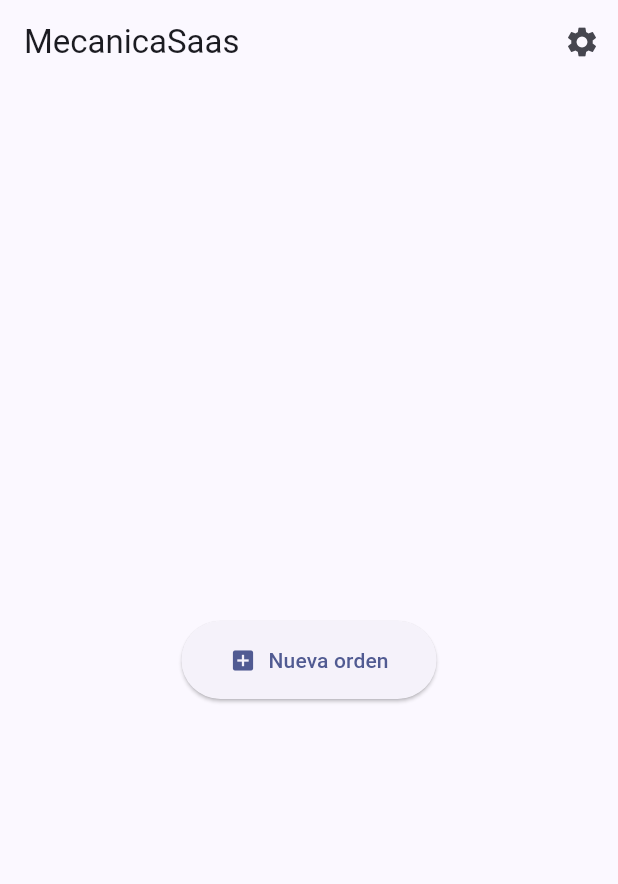
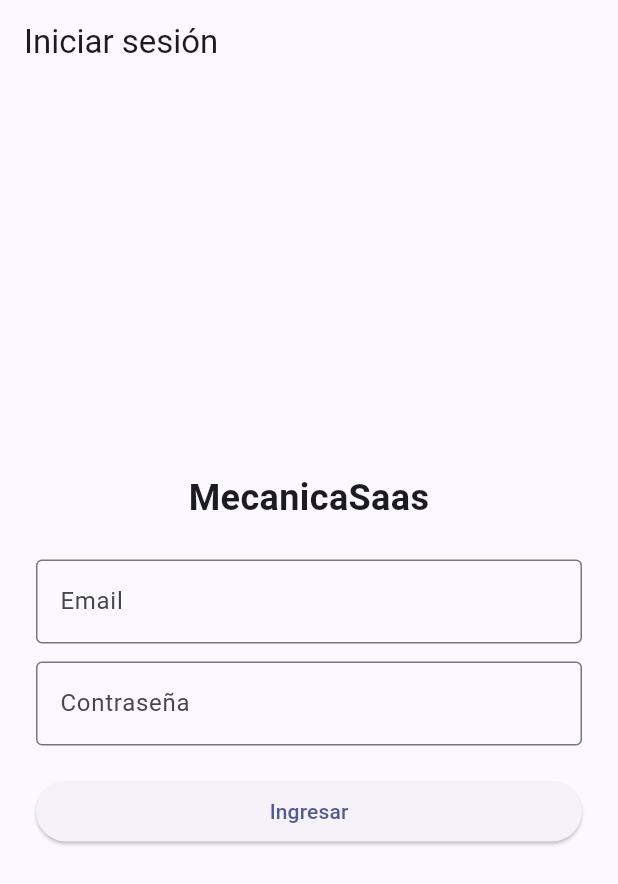
Before and after one commit to jhonatanT04/GestionMecanica, a Flutter app: the screen it shows after launch, on a phone screen of 412 x 824 dp. Shown: the top 884 px of the screen. Run offline on Flutter 3.47's test engine with Material 3 defaults, Android fonts, the phone set to English and light mode, and no system bars; our stand-ins replace image_picker, shared_preferences; missing offline and left inert: google_mlkit_text_recognition.

Commit message:
feat: implementa autenticación y gestión de sesión con login, incluyendo persistencia y manejo de errores

```diff
--- a/appmovil/lib/main.dart
+++ b/appmovil/lib/main.dart
@@ -1,8 +1,24 @@
 import 'package:flutter/material.dart';
 
 import 'screens/home_screen.dart';
+import 'screens/login_screen.dart';
+import 'services/api_client.dart';
+import 'services/session_storage.dart';
+
+/// Navigator global: permite que [ApiClient.onUnauthorized] regrese a
+/// login desde fuera del árbol de widgets cuando cualquier llamada
+/// devuelve 401 (sesión vencida/token inválido).
+final navigatorKey = GlobalKey<NavigatorState>();
 
 void main() {
+  ApiClient.onUnauthorized = () {
+    SessionStorage.limpiar();
+    ApiClient.authToken = null;
+    navigatorKey.currentState?.pushAndRemoveUntil(
+      MaterialPageRoute(builder: (_) => const LoginScreen()),
+      (route) => false,
+    );
+  };
   runApp(const MecanicaSaasApp());
 }
 
@@ -12,9 +28,36 @@ class MecanicaSaasApp extends StatelessWidget {
   @override
   Widget build(BuildContext context) {
     return MaterialApp(
+      navigatorKey: navigatorKey,
       title: 'MecanicaSaas',
       theme: ThemeData(colorSchemeSeed: Colors.indigo, useMaterial3: true),
-      home: const HomeScreen(),
+      home: const AuthGate(),
     );
   }
 }
+
+/// Decide la pantalla inicial: si hay una sesión guardada va directo a
+/// [HomeScreen] (no se valida vencimiento del token localmente — el
+/// primer 401 real dispara el logout vía [ApiClient.onUnauthorized]);
+/// si no, muestra [LoginScreen].
+class AuthGate extends StatelessWidget {
+  const AuthGate({super.key});
+
+  @override
+  Widget build(BuildContext context) {
+    return FutureBuilder<Sesion?>(
+      future: SessionStorage.cargar(),
+      builder: (context, snapshot) {
+        if (snapshot.connectionState != ConnectionState.done) {
+          return const Scaffold(body: Center(child: CircularProgressIndicator()));
+        }
+        final sesion = snapshot.data;
+        if (sesion == null) {
+          return const LoginScreen();
+        }
+        ApiClient.authToken = sesion.token;
+        return HomeScreen(usuario: sesion.usuario);
+      },
+    );
+  }
+}
--- a/appmovil/lib/models/usuario.dart
+++ b/appmovil/lib/models/usuario.dart
@@ -1,15 +1,27 @@
-/// Usuario mínimo (solo id + nombre por ahora). El backend todavía no
-/// maneja roles ni autenticación para esta entidad.
+/// Usuario autenticado. `email`/`rol` solo vienen en la respuesta de login;
+/// como `mecanicoAsignado` dentro de una OrdenDeTrabajo el backend solo
+/// manda id+nombre, así que ambos campos son opcionales.
 class Usuario {
   final int id;
   final String nombre;
+  final String? email;
+  final String? rol;
 
-  const Usuario({required this.id, required this.nombre});
+  const Usuario({required this.id, required this.nombre, this.email, this.rol});
 
   factory Usuario.fromJson(Map<String, dynamic> json) => Usuario(
         id: json['id'] as int,
         nombre: json['nombre'] as String? ?? '',
+        email: json['email'] as String?,
+        rol: json['rol'] as String?,
       );
+
+  Map<String, dynamic> toJson() => {
+        'id': id,
+        'nombre': nombre,
+        if (email != null) 'email': email,
+        if (rol != null) 'rol': rol,
+      };
 
   Map<String, dynamic> toRef() => {'id': id};
 }
--- /dev/null
+++ b/appmovil/lib/screens/login_screen.dart
@@ -0,0 +1,112 @@
+import 'package:flutter/material.dart';
+
+import '../services/api_client.dart';
+import '../services/service_locator.dart';
+import '../services/session_storage.dart';
+import 'home_screen.dart';
+
+class LoginScreen extends StatefulWidget {
+  const LoginScreen({super.key});
+
+  @override
+  State<LoginScreen> createState() => _LoginScreenState();
+}
+
+class _LoginScreenState extends State<LoginScreen> {
+  final _formKey = GlobalKey<FormState>();
+  final _emailController = TextEditingController();
+  final _passwordController = TextEditingController();
+  bool _cargando = false;
+  String? _error;
+
+  Future<void> _iniciarSesion() async {
+    if (!_formKey.currentState!.validate()) return;
+    setState(() {
+      _cargando = true;
+      _error = null;
+    });
+    try {
+      final resultado = await authService.login(
+        _emailController.text.trim(),
+        _passwordController.text,
+      );
+      ApiClient.authToken = resultado.token;
+      await SessionStorage.guardar(resultado.token, resultado.usuario);
+      if (!mounted) return;
+      Navigator.of(context).pushReplacement(
+        MaterialPageRoute(builder: (_) => HomeScreen(usuario: resultado.usuario)),
+      );
+    } on ApiException catch (e) {
+      setState(() => _error = e.message);
+    } catch (_) {
+      setState(() => _error = 'No se pudo conectar con el servidor.');
+    } finally {
+      if (mounted) setState(() => _cargando = false);
+    }
+  }
+
+  @override
+  void dispose() {
+    _emailController.dispose();
+    _passwordController.dispose();
+    super.dispose();
+  }
+
+  @override
+  Widget build(BuildContext context) {
+    return Scaffold(
+      appBar: AppBar(title: const Text('Iniciar sesión')),
+      body: Center(
+        child: SingleChildScrollView(
+          padding: const EdgeInsets.all(24),
+          child: Form(
+            key: _formKey,
+            child: Column(
+              mainAxisSize: MainAxisSize.min,
+              crossAxisAlignment: CrossAxisAlignment.stretch,
+              children: [
+                const Text(
+                  'MecanicaSaas',
+                  textAlign: TextAlign.center,
+                  style: TextStyle(fontSize: 24, fontWeight: FontWeight.bold),
+                ),
+                const SizedBox(height: 24),
+                TextFormField(
+                  controller: _emailController,
+                  keyboardType: TextInputType.emailAddress,
+                  autofillHints: const [AutofillHints.email],
+                  decoration: const InputDecoration(labelText: 'Email', border: OutlineInputBorder()),
+                  validator: (v) => (v == null || v.trim().isEmpty) ? 'Ingresa tu email' : null,
+                ),
+                const SizedBox(height: 12),
+                TextFormField(
+                  controller: _passwordController,
+                  obscureText: true,
+                  autofillHints: const [AutofillHints.password],
+                  decoration: const InputDecoration(labelText: 'Contraseña', border: OutlineInputBorder()),
+                  validator: (v) => (v == null || v.isEmpty) ? 'Ingresa tu contraseña' : null,
+                  onFieldSubmitted: (_) => _iniciarSesion(),
+                ),
+                if (_error != null) ...[
+                  const SizedBox(height: 12),
+                  Text(_error!, style: const TextStyle(color: Colors.red)),
+                ],
+                const SizedBox(height: 20),
+                ElevatedButton(
+                  onPressed: _cargando ? null : _iniciarSesion,
+                  child: _cargando
+                      ? const SizedBox(
+                          height: 20,
+                          width: 20,
+                          child: CircularProgressIndicator(strokeWidth: 2),
+                        )
+                      : const Text('Ingresar'),
+                ),
+              ],
+            ),
+          ),
+        ),
+      ),
+    );
+  }
+}
--- a/appmovil/lib/services/service_locator.dart
+++ b/appmovil/lib/services/service_locator.dart
@@ -1,13 +1,16 @@
 import 'api_client.dart';
+import 'auth_service.dart';
 import 'cliente_service.dart';
 import 'orden_service.dart';
 import 'vehiculo_service.dart';
 
 // Instancias únicas y compartidas por toda la app. No hay convención previa
-// de manejo de estado en el repo y el alcance actual (sin auth, sin datos
-// que necesiten reactividad entre pantallas) no justifica sumar un paquete
-// de DI/estado: basta con estos singletons simples.
+// de manejo de estado en el repo y el alcance actual (auth simple sin
+// gating de roles, sin datos que necesiten reactividad entre pantallas) no
+// justifica sumar un paquete de DI/estado: basta con estos singletons
+// simples.
 final apiClient = ApiClient();
+final authService = AuthService(apiClient);
 final clienteService = ClienteService(apiClient);
 final vehiculoService = VehiculoService(apiClient);
 final ordenService = OrdenService(apiClient);
--- /dev/null
+++ b/appmovil/lib/services/session_storage.dart
@@ -0,0 +1,40 @@
+import 'dart:convert';
+
+import 'package:shared_preferences/shared_preferences.dart';
+
+import '../models/usuario.dart';
+
+typedef Sesion = ({String token, Usuario usuario});
+
+/// Persistencia local de la sesión (token + usuario), mismo patrón que
+/// [ApiConfig] para la URL base. Permite que el usuario no tenga que
+/// loguearse cada vez que abre la app.
+class SessionStorage {
+  SessionStorage._();
+
+  static const _tokenKey = 'auth_token';
+  static const _usuarioKey = 'auth_usuario';
+
+  static Future<void> guardar(String token, Usuario usuario) async {
+    final prefs = await SharedPreferences.getInstance();
+    await prefs.setString(_tokenKey, token);
+    await prefs.setString(_usuarioKey, jsonEncode(usuario.toJson()));
+  }
+
+  static Future<Sesion?> cargar() async {
+    final prefs = await SharedPreferences.getInstance();
+    final token = prefs.getString(_tokenKey);
+    final usuarioJson = prefs.getString(_usuarioKey);
+    if (token == null || usuarioJson == null) return null;
+    return (
+      token: token,
+      usuario: Usuario.fromJson(jsonDecode(usuarioJson) as Map<String, dynamic>),
+    );
+  }
+
+  static Future<void> limpiar() async {
+    final prefs = await SharedPreferences.getInstance();
+    await prefs.remove(_tokenKey);
+    await prefs.remove(_usuarioKey);
+  }
+}
```
Also changed, not shown: appmovil/lib/screens/home_screen.dart (+33 -2 lines), appmovil/lib/services/api_client.dart (+27 -7 lines), appmovil/lib/services/auth_service.dart (added, +28 -0 lines), 2 other files.
